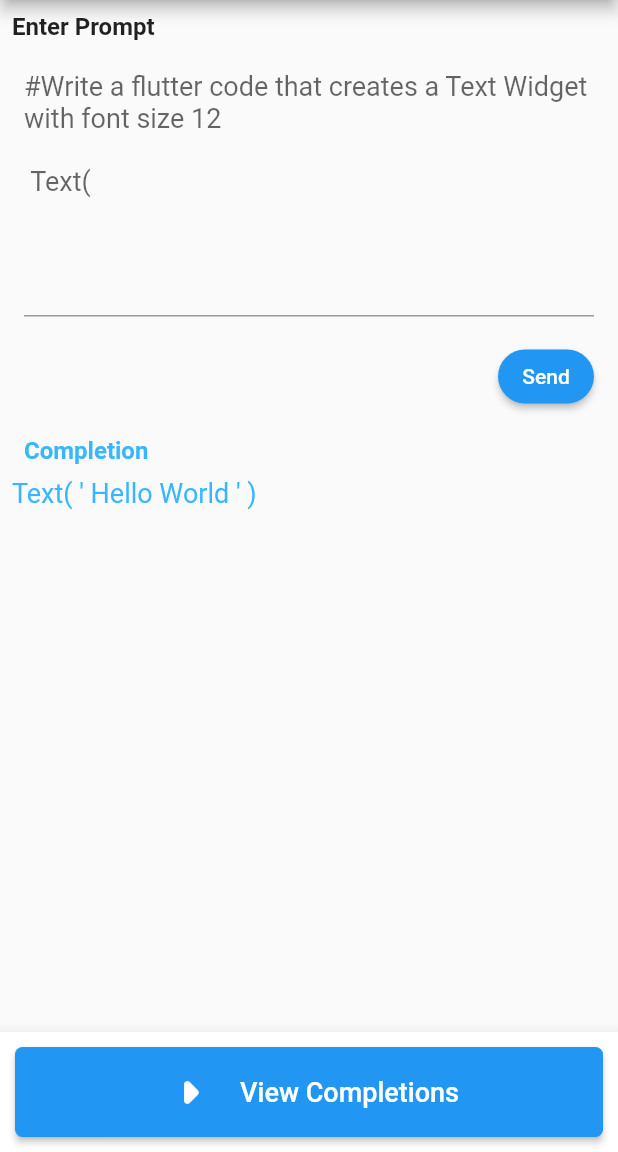
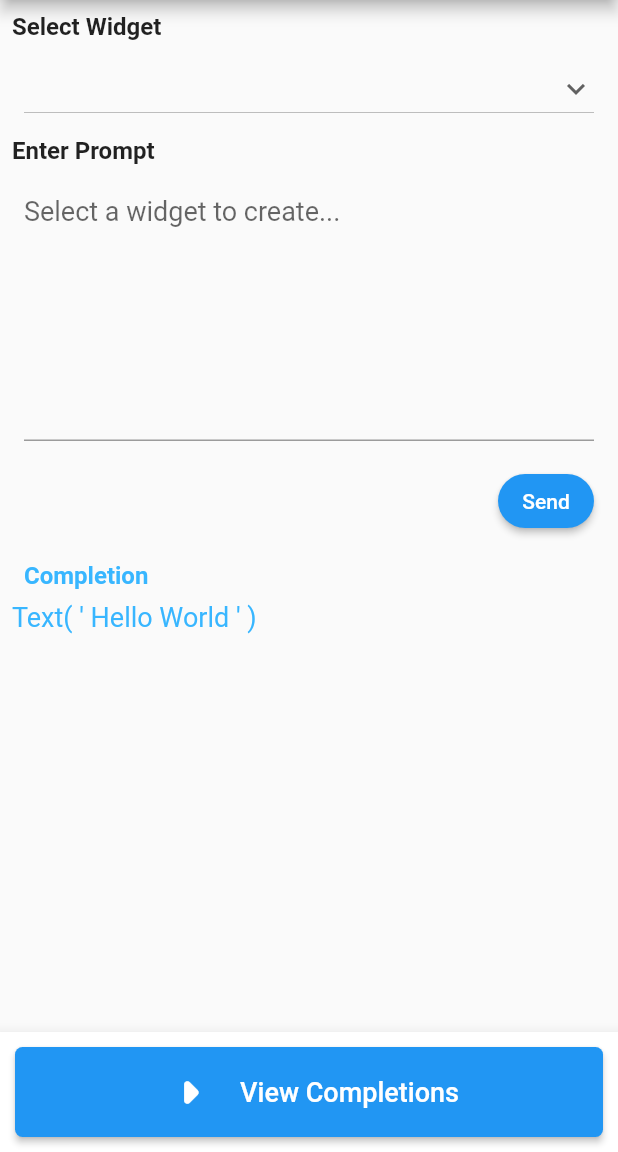
Before and after one commit to Mobterest/openai-codex-flutter-tutorial, a Flutter app: the PlaygroundScreen screen opened directly, after a tap on "Send", on a phone screen of 412 x 824 dp, the part 84-1236 px from its top. Run offline on Flutter 3.47's test engine with Material 2 defaults, Android fonts, the phone set to English and light mode, and no system bars; drawn by our look-alikes of animated_text_kit; our stand-ins replace dio; missing offline and left inert: flutter_eval; network calls fail.

Commit message:
How to send prompts to OpenAI’s API

```diff
--- /dev/null
+++ b/lib/api.dart
@@ -0,0 +1,28 @@
+import 'dart:convert';
+
+import 'package:dio/dio.dart';
+
+class HttpService {
+  Dio? _dio;
+
+  Future<HttpService> init(BaseOptions options) async {
+    _dio = Dio(options);
+    return this;
+  }
+
+  Future<dynamic> request(
+      {required String endpoint, Map<String, dynamic>? params}) async {
+    Response response;
+
+    try {
+      response = await _dio!.post(endpoint, data: json.encode(params));
+      if (response.statusCode == 200) {
+        return response.data;
+      } else {
+        throw Exception("Something went wrong");
+      }
+    } catch (e) {
+      throw Exception("Something went wrong");
+    }
+  }
+}
--- a/lib/constants.dart
+++ b/lib/constants.dart
@@ -5,8 +5,7 @@ const String TAGLINE =
     "A tool that uses artificial intelligence to assist developers in real-time coding";
 const String LANDING_BUTTON = "See what's possible";
 const String APP_TITLE = "Coding AI";
-const String DUMMY_PROMPT =
-    "#Write a flutter code that creates a Text Widget with font size 12 \n\n Text(";
+const String DUMMY_PROMPT = "Select a widget to create...";
 const String DUMMY_COMPLETION = "Text(" " ' Hello World ' " ")";
 const String PLAYGROUND_BUTTON = "View Completions";
 const String COMPLETION_TITLE = "View Completions";
@@ -19,3 +18,5 @@ const String COMPLETION_BUTTON = "Show design";
 
 //Color
 const Color BRAND_COLOR = Color(0xff38b6ff);
+
+const String BASEURL = "http://localhost:1000/";
--- a/lib/screens/playgroundScreen.dart
+++ b/lib/screens/playgroundScreen.dart
@@ -1,5 +1,7 @@
 import 'package:animated_text_kit/animated_text_kit.dart';
+import 'package:dio/dio.dart';
 import 'package:flutter/material.dart';
+import 'package:openai_codex_flutter_tutorial/api.dart';
 import 'package:openai_codex_flutter_tutorial/bottomButton.dart';
 import 'package:openai_codex_flutter_tutorial/constants.dart';
 
@@ -11,6 +13,11 @@ class PlaygroundScreen extends StatefulWidget {
 }
 
 class _PlaygroundScreenState extends State<PlaygroundScreen> {
+  HttpService httpService = HttpService();
+  final TextEditingController _promptController = TextEditingController();
+  String _completion = DUMMY_COMPLETION;
+  String? dropdownValue;
+  List<String> widgets = ["Text"];
   @override
   Widget build(BuildContext context) {
     return Scaffold(
@@ -22,15 +29,44 @@ class _PlaygroundScreenState extends State<PlaygroundScreen> {
           crossAxisAlignment: CrossAxisAlignment.start,
           children: [
             const Text(
+              "Select Widget",
+              style: TextStyle(fontWeight: FontWeight.bold, fontSize: 16),
+            ),
+            Padding(
+              padding: const EdgeInsets.all(8.0),
+              child: SizedBox(
+                width: MediaQuery.of(context).size.width,
+                child: DropdownButton(
+                  focusColor: const Color(0xffffffff),
+                  dropdownColor: const Color(0xffffffff),
+                  isExpanded: true,
+                  value: dropdownValue,
+                  icon: const Icon(Icons.keyboard_arrow_down),
+                  items: widgets.map<DropdownMenuItem<String>>((String nvalue) {
+                    return DropdownMenuItem<String>(
+                        value: nvalue, child: Text(nvalue));
+                  }).toList(),
+                  onChanged: (String? newValue) {
+                    setState(() {
+                      dropdownValue = newValue!;
+                      _promptController.text =
+                          "Create $dropdownValue Widget with ";
+                    });
+                  },
+                ),
+              ),
+            ),
+            const Text(
               "Enter Prompt",
               style: TextStyle(fontWeight: FontWeight.bold, fontSize: 16),
             ),
-            const Padding(
-              padding: EdgeInsets.all(8.0),
+            Padding(
+              padding: const EdgeInsets.all(8.0),
               child: TextField(
+                controller: _promptController,
                 minLines: 8,
                 maxLines: null,
-                decoration: InputDecoration(
+                decoration: const InputDecoration(
                     hintText: DUMMY_PROMPT,
                     hintMaxLines: 4,
                     hintStyle: TextStyle(fontSize: 18)),
@@ -41,7 +77,21 @@ class _PlaygroundScreenState extends State<PlaygroundScreen> {
               child: Align(
                 alignment: Alignment.bottomRight,
                 child: ElevatedButton(
-                  onPressed: () {},
+                  onPressed: () async {
+                    httpService.init(BaseOptions(
+                        baseUrl: BASEURL, contentType: "application/json"));
+
+                    final response = await httpService.request(
+                        endpoint: "request",
+                        params: {
+                          "prompt": _promptController.text,
+                          "widget": dropdownValue
+                        });
+
+                    setState(() {
+                      _completion = response['data'];
+                    });
+                  },
                   style: ElevatedButton.styleFrom(
                       shape: RoundedRectangleBorder(
                           borderRadius: BorderRadius.circular(30))),
@@ -59,8 +109,8 @@ class _PlaygroundScreenState extends State<PlaygroundScreen> {
                     color: BRAND_COLOR),
               ),
             ),
-            AnimatedTextKit(animatedTexts: [
-              TypewriterAnimatedText(DUMMY_COMPLETION,
+            AnimatedTextKit(key: Key(_completion), animatedTexts: [
+              TypewriterAnimatedText(_completion,
                   curve: Curves.ease,
                   speed: const Duration(milliseconds: 80),
                   textStyle: const TextStyle(fontSize: 18, color: BRAND_COLOR))
@@ -68,7 +118,11 @@ class _PlaygroundScreenState extends State<PlaygroundScreen> {
           ],
         ),
       )),
-      bottomNavigationBar: const BottomAppBar(child: BottomButton(screenNumber: 2, buttonText: PLAYGROUND_BUTTON,)),
+      bottomNavigationBar: const BottomAppBar(
+          child: BottomButton(
+        screenNumber: 2,
+        buttonText: PLAYGROUND_BUTTON,
+      )),
     );
   }
 }
```
